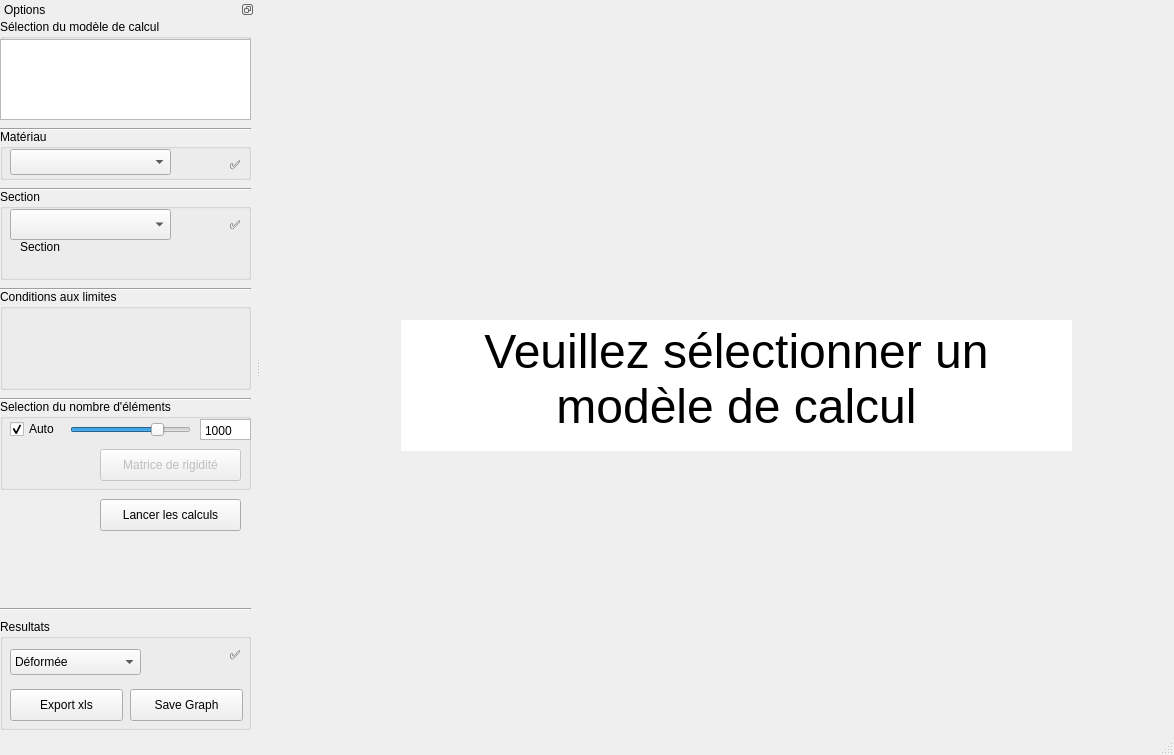
Old version of the form ui/mainwindow.ui in the repository 3wnbr1/FEM.
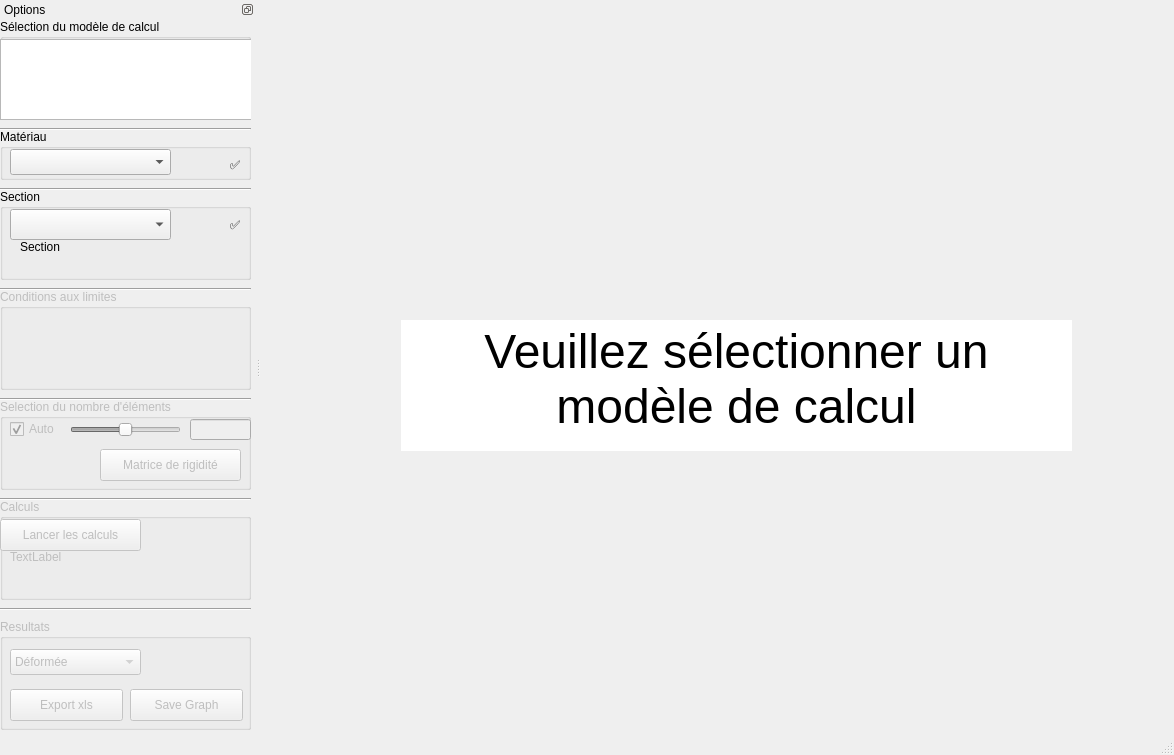
New version of the form. Custom widgets are drawn as their Qt base class.

Commit message: Various enhancements

```diff
--- a/ui/mainwindow.ui
+++ b/ui/mainwindow.ui
@@ -131,7 +131,7 @@
        <rect>
         <x>0</x>
         <y>20</y>
-        <width>251</width>
+        <width>256</width>
         <height>81</height>
        </rect>
       </property>
@@ -279,7 +279,10 @@
       <enum>Qt::Horizontal</enum>
      </property>
     </widget>
-    <widget class="QGroupBox" name="groupBox_4">
+    <widget class="QGroupBox" name="groupBoxConditions">
+     <property name="enabled">
+      <bool>false</bool>
+     </property>
      <property name="geometry">
       <rect>
        <x>0</x>
@@ -315,7 +318,10 @@
       <enum>Qt::Horizontal</enum>
      </property>
     </widget>
-    <widget class="QGroupBox" name="groupBox_5">
+    <widget class="QGroupBox" name="groupBoxElements">
+     <property name="enabled">
+      <bool>false</bool>
+     </property>
      <property name="geometry">
       <rect>
        <x>0</x>
@@ -345,21 +351,21 @@
      </widget>
      <widget class="QSlider" name="elements_horizontalSlider">
       <property name="enabled">
-       <bool>true</bool>
+       <bool>false</bool>
       </property>
       <property name="geometry">
        <rect>
         <x>70</x>
         <y>20</y>
-        <width>121</width>
+        <width>111</width>
         <height>22</height>
        </rect>
       </property>
       <property name="minimum">
-       <number>0</number>
+       <number>2</number>
       </property>
       <property name="maximum">
-       <number>8</number>
+       <number>12</number>
       </property>
       <property name="singleStep">
        <number>0</number>
@@ -368,41 +374,13 @@
        <number>1</number>
       </property>
       <property name="value">
-       <number>6</number>
+       <number>7</number>
       </property>
       <property name="orientation">
        <enum>Qt::Horizontal</enum>
       </property>
      </widget>
-     <widget class="QPlainTextEdit" name="elements_plainTextEdit">
-      <property name="enabled">
-       <bool>true</bool>
-      </property>
-      <property name="geometry">
-       <rect>
-        <x>200</x>
-        <y>20</y>
-        <width>51</width>
-        <height>21</height>
-       </rect>
-      </property>
-      <property name="verticalScrollBarPolicy">
-       <enum>Qt::ScrollBarAlwaysOff</enum>
-      </property>
-      <property name="horizontalScrollBarPolicy">
-       <enum>Qt::ScrollBarAlwaysOff</enum>
-      </property>
-      <property name="readOnly">
-       <bool>true</bool>
-      </property>
-      <property name="plainText">
-       <string>1000</string>
-      </property>
-      <property name="backgroundVisible">
-       <bool>false</bool>
-      </property>
-     </widget>
-     <widget class="QPushButton" name="plotMatrixPushButton">
+     <widget class="QPushButton" name="pushButtonPlotMatrix">
       <property name="enabled">
        <bool>false</bool>
       </property>
@@ -418,21 +396,21 @@
        <string>Matrice de rigidité</string>
       </property>
      </widget>
+     <widget class="QLineEdit" name="lineEditElements">
+      <property name="geometry">
+       <rect>
+        <x>190</x>
+        <y>20</y>
+        <width>61</width>
+        <height>21</height>
+       </rect>
+      </property>
+     </widget>
     </widget>
-    <widget class="QPushButton" name="startComputationPushButton">
-     <property name="geometry">
-      <rect>
-       <x>100</x>
-       <y>480</y>
-       <width>141</width>
-       <height>32</height>
-      </rect>
+    <widget class="QGroupBox" name="groupBoxResults">
+     <property name="enabled">
+      <bool>false</bool>
      </property>
-     <property name="text">
-      <string>Lancer les calculs</string>
-     </property>
-    </widget>
-    <widget class="QGroupBox" name="groupBox_6">
      <property name="geometry">
       <rect>
        <x>0</x>
@@ -444,7 +422,7 @@
      <property name="title">
       <string>Resultats</string>
      </property>
-     <widget class="QComboBox" name="results_comboBox">
+     <widget class="QComboBox" name="comboBoxResults">
       <property name="geometry">
        <rect>
         <x>10</x>
@@ -464,7 +442,10 @@
        </property>
       </item>
      </widget>
-     <widget class="QLabel" name="modelStatusLabel_6">
+     <widget class="QLabel" name="labelStatus5">
+      <property name="enabled">
+       <bool>false</bool>
+      </property>
       <property name="geometry">
        <rect>
         <x>230</x>
@@ -474,7 +455,7 @@
        </rect>
       </property>
       <property name="text">
-       <string>✅</string>
+       <string/>
       </property>
      </widget>
      <widget class="QPushButton" name="pushButtonSave">
@@ -517,6 +498,61 @@
       <enum>Qt::Horizontal</enum>
      </property>
     </widget>
+    <widget class="QGroupBox" name="groupBoxComputation">
+     <property name="enabled">
+      <bool>false</bool>
+     </property>
+     <property name="geometry">
+      <rect>
+       <x>0</x>
+       <y>480</y>
+       <width>251</width>
+       <height>101</height>
+      </rect>
+     </property>
+     <property name="title">
+      <string>Calculs</string>
+     </property>
+     <widget class="QPushButton" name="pushButtonStartComputation">
+      <property name="geometry">
+       <rect>
+        <x>0</x>
+        <y>20</y>
+        <width>141</width>
+        <height>32</height>
+       </rect>
+      </property>
+      <property name="text">
+       <string>Lancer les calculs</string>
+      </property>
+     </widget>
+     <widget class="QLabel" name="labelComputationInfo">
+      <property name="geometry">
+       <rect>
+        <x>10</x>
+        <y>50</y>
+        <width>60</width>
+        <height>16</height>
+       </rect>
+      </property>
+      <property name="text">
+       <string>TextLabel</string>
+      </property>
+     </widget>
+    </widget>
+    <widget class="Line" name="line_7">
+     <property name="geometry">
+      <rect>
+       <x>0</x>
+       <y>470</y>
+       <width>251</width>
+       <height>20</height>
+      </rect>
+     </property>
+     <property name="orientation">
+      <enum>Qt::Horizontal</enum>
+     </property>
+    </widget>
    </widget>
   </widget>
  </widget>
```
Left out of the diff: 74 changed lines with no effect on the pictures. The commit also changes 1 other file.
